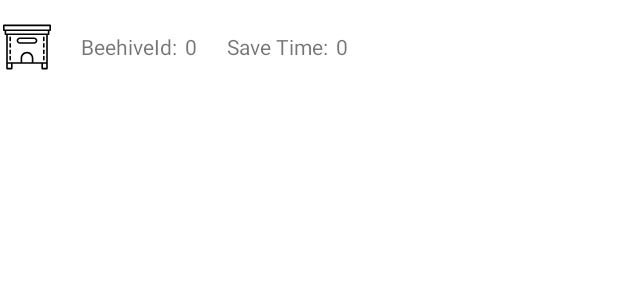
After one commit to Gvicho/Beekeeper, an Android app: the layout item_analytics.xml on its own in the app's theme, with its tools: preview values and no code run, on a phone screen of 412 x 824 dp. The commit adds this screen. Shown: the top 300 px of the screen. Run offline under Robolectric (Android 15) with nearby library versions, the phone set to English and light mode, and no system bars.

Commit message:
Saved Analytics page feature started

```diff
--- a/app/src/main/java/com/example/beekeeper/presenter/screen/saved_analytics/SavedAnalyticsFragment.kt
+++ b/app/src/main/java/com/example/beekeeper/presenter/screen/saved_analytics/SavedAnalyticsFragment.kt
@@ -1,11 +1,16 @@
 package com.example.beekeeper.presenter.screen.saved_analytics
 
 
+import androidx.fragment.app.viewModels
 import com.example.beekeeper.databinding.FragmentSavedAnalyticsBinding
+import com.example.beekeeper.presenter.adapter.saved_analytics.SavedAnalyticsRecyclerAdapter
 import com.example.beekeeper.presenter.base_fragment.BaseFragment
 import dagger.hilt.android.AndroidEntryPoint
 
 @AndroidEntryPoint
 class SavedAnalyticsFragment : BaseFragment<FragmentSavedAnalyticsBinding>(FragmentSavedAnalyticsBinding::inflate) {
 
+    private val viewModel: SavedAnalyticsViewModel by viewModels()
+    private lateinit var analyticsRecyclerAdapter: SavedAnalyticsRecyclerAdapter
+
 }
--- /dev/null
+++ b/app/src/main/res/drawable/ic_beehive_32.xml
@@ -0,0 +1,23 @@
+<vector xmlns:android="http://schemas.android.com/apk/res/android" android:height="32dp" android:viewportHeight="512" android:viewportWidth="512" android:width="32dp">
+
+    <path android:fillColor="#000000" android:pathData="M503.47,17.07H8.53C3.81,17.07 0,20.89 0,25.6v51.2c0,4.71 3.81,8.53 8.53,8.53h8.53v34.13c0,4.71 3.81,8.53 8.53,8.53h8.53v298.67V486.4c0,4.71 3.81,8.53 8.53,8.53h51.2c4.72,0 8.53,-3.82 8.53,-8.53v-51.2h93.87h119.47H409.6v51.2c0,4.71 3.81,8.53 8.53,8.53h51.2c4.72,0 8.53,-3.82 8.53,-8.53v-59.73V128h8.53c4.72,0 8.53,-3.82 8.53,-8.53V85.33h8.53c4.72,0 8.53,-3.82 8.53,-8.53V25.6C512,20.89 508.19,17.07 503.47,17.07zM85.33,477.87H51.2V435.2h34.13V477.87zM204.8,418.13v-42.67c0,-28.24 22.96,-51.2 51.2,-51.2s51.2,22.96 51.2,51.2v42.67H204.8zM460.8,477.87h-34.13V435.2H460.8V477.87zM460.8,418.13h-42.67h-93.87v-42.67c0,-37.64 -30.63,-68.27 -68.27,-68.27c-37.64,0 -68.27,30.63 -68.27,68.27v42.67H93.87H51.2V128h409.6V418.13zM477.87,110.93h-8.53H42.67h-8.53v-25.6h443.73V110.93zM494.93,68.27H486.4H25.6h-8.53V34.13h477.87V68.27z"/>
+
+    <path android:fillColor="#000000" android:pathData="M179.2,221.87h153.6c18.83,0 34.13,-15.31 34.13,-34.13S351.63,153.6 332.8,153.6H179.2c-18.83,0 -34.13,15.31 -34.13,34.13S160.38,221.87 179.2,221.87zM179.2,170.67h153.6c9.41,0 17.07,7.65 17.07,17.07c0,9.41 -7.65,17.07 -17.07,17.07H179.2c-9.41,0 -17.07,-7.65 -17.07,-17.07C162.13,178.32 169.79,170.67 179.2,170.67z"/>
+
+    <path android:fillColor="#000000" android:pathData="M76.8,264.53c4.72,0 8.53,-3.82 8.53,-8.53v-34.13c0,-4.71 -3.81,-8.53 -8.53,-8.53s-8.53,3.82 -8.53,8.53V256C68.27,260.71 72.08,264.53 76.8,264.53z"/>
+
+    <path android:fillColor="#000000" android:pathData="M76.8,196.27c4.72,0 8.53,-3.82 8.53,-8.53V153.6c0,-4.71 -3.81,-8.53 -8.53,-8.53s-8.53,3.82 -8.53,8.53v34.13C68.27,192.44 72.08,196.27 76.8,196.27z"/>
+
+    <path android:fillColor="#000000" android:pathData="M76.8,332.8c4.72,0 8.53,-3.82 8.53,-8.53v-34.13c0,-4.71 -3.81,-8.53 -8.53,-8.53s-8.53,3.82 -8.53,8.53v34.13C68.27,328.98 72.08,332.8 76.8,332.8z"/>
+
+    <path android:fillColor="#000000" android:pathData="M76.8,401.07c4.72,0 8.53,-3.82 8.53,-8.53V358.4c0,-4.71 -3.81,-8.53 -8.53,-8.53s-8.53,3.82 -8.53,8.53v34.13C68.27,397.24 72.08,401.07 76.8,401.07z"/>
+
+    <path android:fillColor="#000000" android:pathData="M435.2,264.53c4.72,0 8.53,-3.82 8.53,-8.53v-34.13c0,-4.71 -3.81,-8.53 -8.53,-8.53s-8.53,3.82 -8.53,8.53V256C426.67,260.71 430.48,264.53 435.2,264.53z"/>
+
+    <path android:fillColor="#000000" android:pathData="M435.2,196.27c4.72,0 8.53,-3.82 8.53,-8.53V153.6c0,-4.71 -3.81,-8.53 -8.53,-8.53s-8.53,3.82 -8.53,8.53v34.13C426.67,192.44 430.48,196.27 435.2,196.27z"/>
+
+    <path android:fillColor="#000000" android:pathData="M435.2,332.8c4.72,0 8.53,-3.82 8.53,-8.53v-34.13c0,-4.71 -3.81,-8.53 -8.53,-8.53s-8.53,3.82 -8.53,8.53v34.13C426.67,328.98 430.48,332.8 435.2,332.8z"/>
+
+    <path android:fillColor="#000000" android:pathData="M435.2,401.07c4.72,0 8.53,-3.82 8.53,-8.53V358.4c0,-4.71 -3.81,-8.53 -8.53,-8.53s-8.53,3.82 -8.53,8.53v34.13C426.67,397.24 430.48,401.07 435.2,401.07z"/>
+
+</vector>
--- /dev/null
+++ b/app/src/main/res/layout/item_analytics.xml
@@ -0,0 +1,45 @@
+<?xml version="1.0" encoding="utf-8"?>
+<LinearLayout xmlns:android="http://schemas.android.com/apk/res/android"
+    android:layout_width="match_parent"
+    android:layout_height="wrap_content"
+    android:layout_marginVertical="10dp"
+    android:paddingVertical="5dp">
+
+    <androidx.appcompat.widget.AppCompatImageView
+        android:layout_width="wrap_content"
+        android:layout_height="wrap_content"
+        android:src="@drawable/ic_beehive_32"
+        android:layout_marginStart="2dp"/>
+
+    <TextView
+        android:layout_width="wrap_content"
+        android:layout_height="wrap_content"
+        android:layout_gravity="center_vertical"
+        android:layout_marginStart="20dp"
+        android:text="BeehiveId:"/>
+
+    <TextView
+        android:id="@+id/tvBeehiveId"
+        android:layout_width="wrap_content"
+        android:layout_height="wrap_content"
+        android:layout_gravity="center_vertical"
+        android:layout_marginStart="5dp"
+        android:text="0"/>
+
+    <TextView
+        android:layout_width="wrap_content"
+        android:layout_height="wrap_content"
+        android:layout_gravity="center_vertical"
+        android:layout_marginStart="20dp"
+        android:text="Save Time:"/>
+
+    <TextView
+        android:id="@+id/tvSaveTime"
+        android:layout_width="wrap_content"
+        android:layout_height="wrap_content"
+        android:layout_gravity="center_vertical"
+        android:layout_marginStart="5dp"
+        android:text="0"
+        android:maxLines="1"
+        android:ellipsize="end"/>
+</LinearLayout>
```
Also changed, not shown: app/src/main/java/com/example/beekeeper/presenter/adapter/saved_analytics/SavedAnalyticsRecyclerAdapter.kt (added, +57 -0 lines), app/src/main/java/com/example/beekeeper/presenter/screen/saved_analytics/SavedAnalyticsViewModel.kt (added, +10 -0 lines), app/src/main/res/layout/fragment_saved_analytics.xml (+21 -6 lines).
